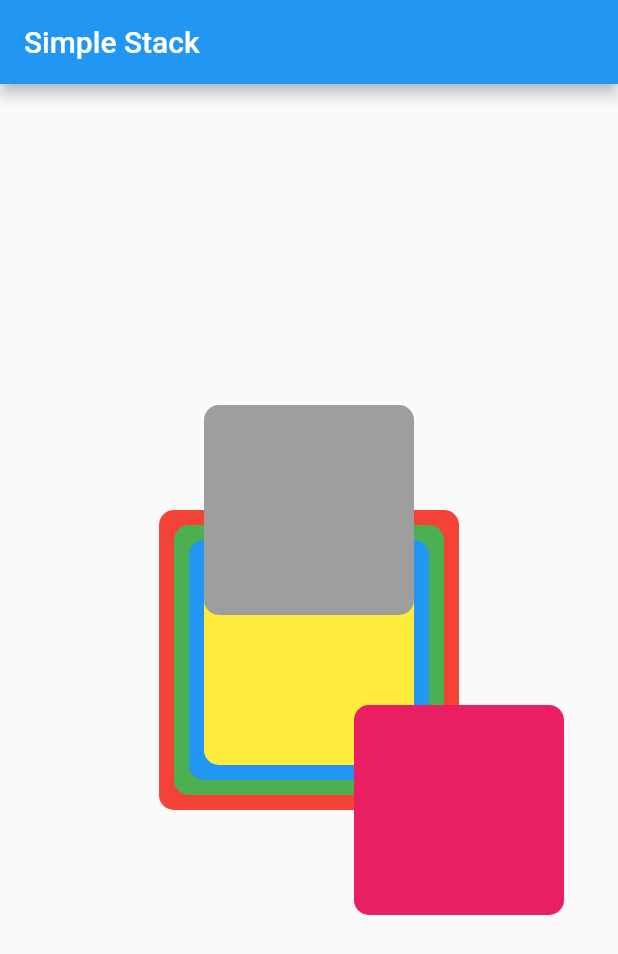
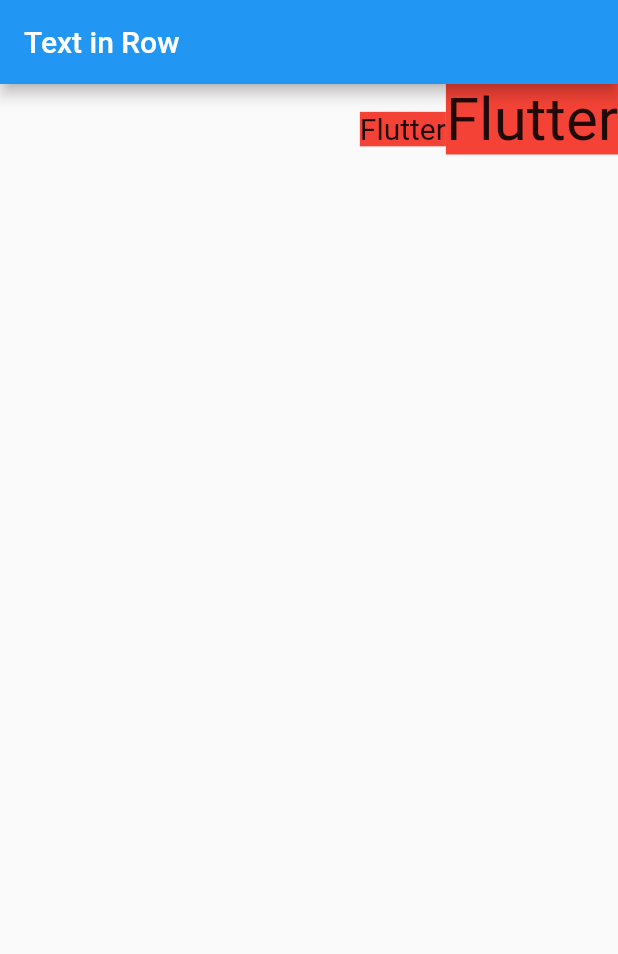
Before and after one commit to rockar06/Flutter-Basics, a Flutter app: the screen it shows after launch, on a phone screen of 412 x 824 dp. Shown: the top 954 px of the screen. Run offline on Flutter 3.47's test engine with Material 2 defaults, Android fonts, the phone set to English and light mode, and no system bars.

Commit message:
Add example of Row usage

```diff
--- a/lib/common/constants.dart
+++ b/lib/common/constants.dart
@@ -11,4 +11,6 @@
 const container140Size = 140.0;
 const container160Size = 160.0;
 const container180Size = 180.0;
+const smallContainerSize = 80.0;
+const mediumContainerSize = 150.0;
 const containerSize = 200.0;
--- a/lib/main.dart
+++ b/lib/main.dart
@@ -1,5 +1,5 @@
 import 'package:flutter/material.dart';
-import 'package:fluttercourse/widgets/stack/simple_stack.dart';
+import 'package:fluttercourse/widgets/row/text_simple_row.dart';
 
 void main() {
   runApp(MyApp());
@@ -16,7 +16,7 @@
         visualDensity: VisualDensity.adaptivePlatformDensity,
       ),
       //home: MyHomePage(title: 'Flutter Demo Home Page'),
-      home: SimpleStack(),
+      home: TextSimpleRow(),
     );
   }
 }
--- /dev/null
+++ b/lib/widgets/row/text_simple_row.dart
@@ -0,0 +1,28 @@
+import 'package:flutter/material.dart';
+import 'package:fluttercourse/common/custom_scaffold.dart';
+
+class TextSimpleRow extends StatelessWidget {
+  @override
+  Widget build(BuildContext context) {
+    return CustomScaffold(
+      title: "Text in Row",
+      body: Row(
+        //mainAxisAlignment: MainAxisAlignment.center,
+        crossAxisAlignment: CrossAxisAlignment.baseline,
+        textBaseline: TextBaseline.alphabetic,
+        textDirection: TextDirection.rtl,
+        children: [_getCustomText(40.0), _getCustomText(20.0)],
+      ),
+    );
+  }
+
+  Widget _getCustomText(double fontSize) {
+    return Container(
+      color: Colors.red,
+      child: Text(
+        "Flutter",
+        style: TextStyle(fontSize: fontSize),
+      ),
+    );
+  }
+}
```
Also changed, not shown: lib/widgets/row/simple_row.dart (added, +35 -0 lines).
